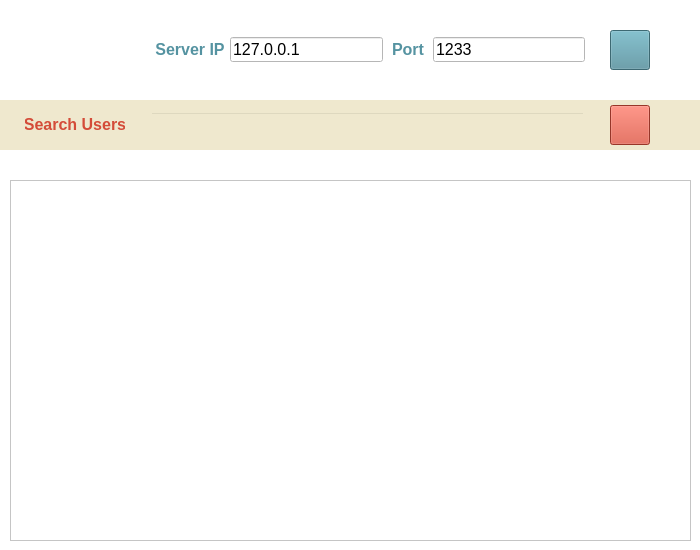
Above: client/mainwindow.ui from TranTienVan/phone-book-socket before the change. Below: the same form after it.
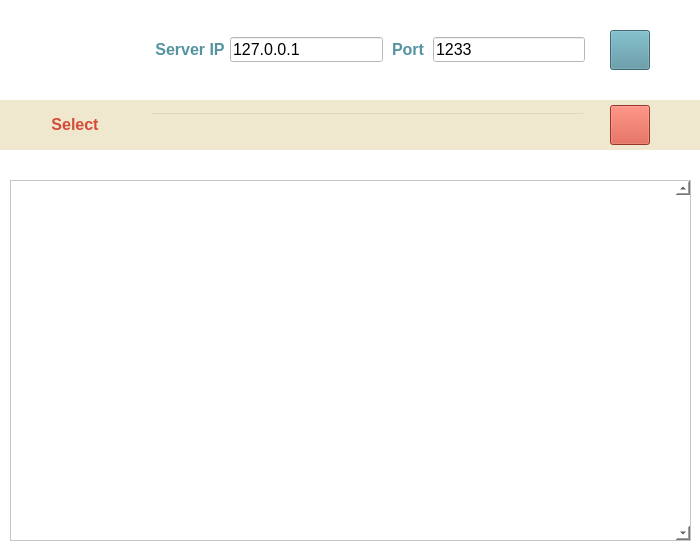
That is the form after the change. Icons and pictures are not drawn.

```diff
--- a/client/mainwindow.ui
+++ b/client/mainwindow.ui
@@ -431,7 +431,7 @@
         <string notr="true">color: rgb(212, 76, 57);</string>
        </property>
        <property name="text">
-        <string>Search Users</string>
+        <string>Select</string>
        </property>
        <property name="alignment">
         <set>Qt::AlignCenter</set>
@@ -572,7 +572,7 @@
     <property name="geometry">
      <rect>
       <x>150</x>
-      <y>160</y>
+      <y>155</y>
       <width>431</width>
       <height>20</height>
      </rect>
@@ -611,6 +611,12 @@
         <height>361</height>
        </rect>
       </property>
+      <property name="verticalScrollBarPolicy">
+       <enum>Qt::ScrollBarAlwaysOn</enum>
+      </property>
+      <property name="horizontalScrollBarPolicy">
+       <enum>Qt::ScrollBarAsNeeded</enum>
+      </property>
       <property name="widgetResizable">
        <bool>true</bool>
       </property>
@@ -619,7 +625,7 @@
         <rect>
          <x>0</x>
          <y>0</y>
-         <width>679</width>
+         <width>662</width>
          <height>359</height>
         </rect>
        </property>
```
Left out of the diff: 14 changed lines with no effect on the pictures.
